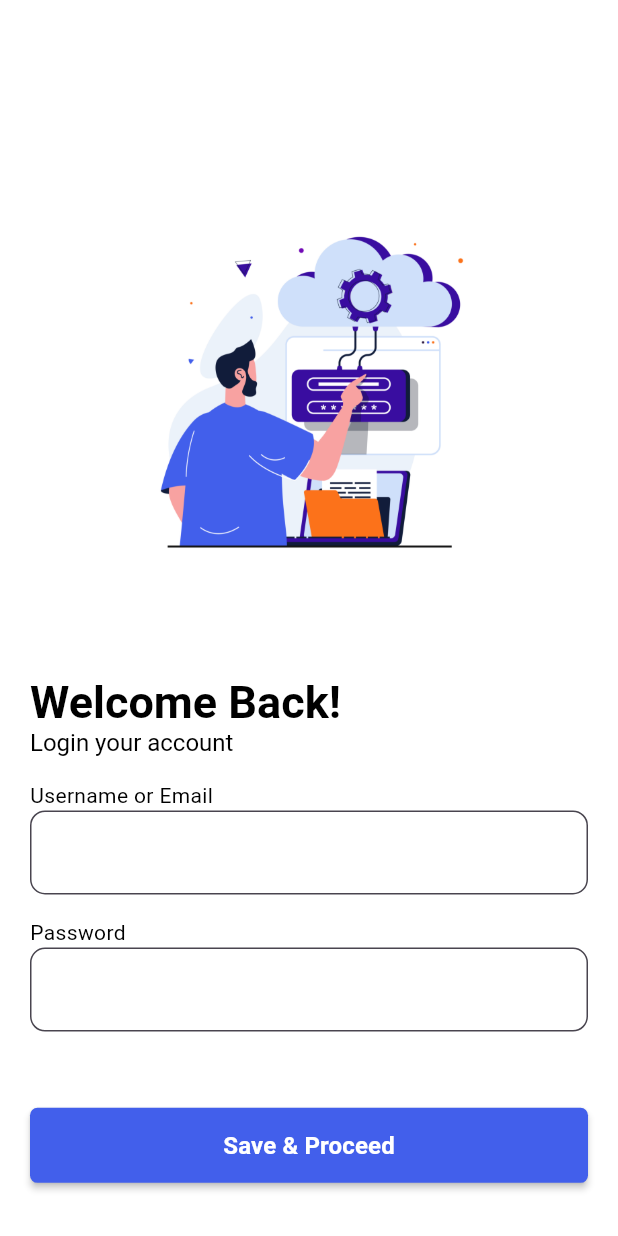
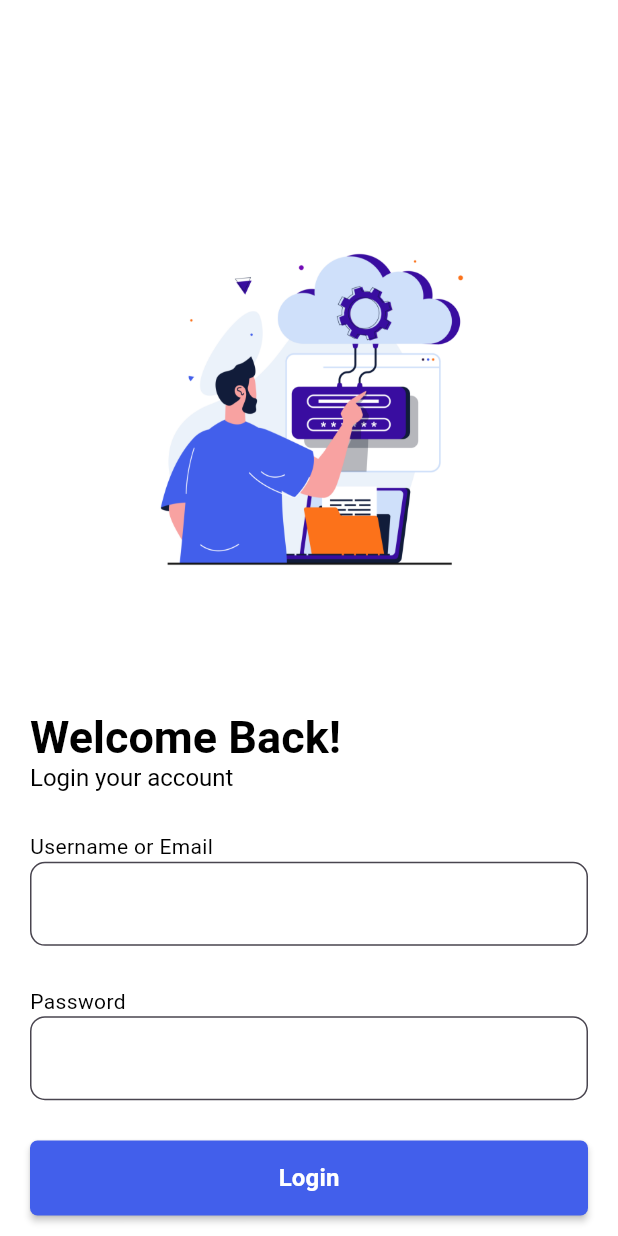
Before and after one commit to najeebnaju512/website_study, a Flutter app: the screen it shows after launch, on a phone screen of 412 x 824 dp. Run offline on Flutter 3.47's test engine with Material 3 defaults, Android fonts, the phone set to English and light mode, and no system bars; our stand-ins replace get, go_router, google_fonts, url_strategy.

Commit message:
ui login

```diff
--- a/lib/screen/students/login/login_controller.dart
+++ b/lib/screen/students/login/login_controller.dart
@@ -6,13 +6,19 @@ class LoginController extends GetxController {
 
   final mailControl = TextEditingController();
   final passControl = TextEditingController();
-  final formkey = GlobalKey<FormState>();
+  final loginValidatkey = GlobalKey<FormState>();
 
   void resetAll() {
     mailControl.clear();
     passControl.clear();
   }
+  void postLogin(){
+    if (loginValidatkey.currentState!.validate()) {
 
+    } else {
+
+    }
+  }
 }
 // ScaffoldMessenger.of(navigatorKey.currentContext!).showSnackBar(
 //         SnackBar(
--- a/lib/screen/students/login/responsive/mobile_login.dart
+++ b/lib/screen/students/login/responsive/mobile_login.dart
@@ -13,9 +13,14 @@ class LoginMobile extends StatelessWidget {
   Widget build(BuildContext context) {
     return Scaffold(
       backgroundColor: ColorTheme.white,
-      body: Padding(
-        padding:
-            const EdgeInsets.only(left: 20.0, right: 20, top: 70, bottom: 20),
+      body: Form(
+        key: controller.loginValidatkey,
+        child: SingleChildScrollView(
+          child: Padding(
+            padding: const EdgeInsets.only(left: 20.0, right: 20, top: 70, bottom: 20),
+            child: SizedBox(
+              height: MediaQuery.of(context).size.height,
+              child: Expanded(
                 child: Column(
                   mainAxisAlignment: MainAxisAlignment.spaceEvenly,
                   crossAxisAlignment: CrossAxisAlignment.start,
@@ -41,13 +46,21 @@ class LoginMobile extends StatelessWidget {
                                     size: 16, weight: FontWeight.w400))
                           ]),
                     ),
-            const LoginEntryField(
+                    LoginEntryField(
                       title: "Username or Email",
                       fontsize: 14,
+                      controller: controller.mailControl,
                     ),
-            const LoginEntryField(
+                    LoginEntryField(
                       title: "Password",
                       fontsize: 14,
+                      controller: controller.passControl,
+                      validator: (value) {
+                        if (value == null || value.isEmpty) {
+                          return "Enter Password";
+                        }
+                        return null;
+                      },
                     ),
                     // Row(
                     //   mainAxisAlignment: MainAxisAlignment.end,
@@ -63,26 +76,28 @@ class LoginMobile extends StatelessWidget {
                     //     ),
                     //   ],
                     // ),
-            const SizedBox(
-              height: 20,
-            ),
                     MaterialButton(
-              onPressed: () {},
+                      onPressed: controller.postLogin,
                       height: 50,
                       color: ColorTheme.drkBlue,
                       shape: RoundedRectangleBorder(
                           borderRadius: BorderRadius.circular(5)),
                       child: Center(
                         child: Text(
-                  "Save & Proceed",
+                          "Login",
                           style: GlTextStyles.robotoStyl(
                               size: 16,
                               weight: FontWeight.w600,
                               color: ColorTheme.white),
                         ),
                       ),
-            )
+                    ),
+                    const SizedBox(height: 30,)
                   ],
+                ),
+              ),
+            ),
+          ),
         ),
       ),
     );
--- a/lib/screen/students/login/responsive/widget/login_entry_feild.dart
+++ b/lib/screen/students/login/responsive/widget/login_entry_feild.dart
@@ -8,13 +8,13 @@ class LoginEntryField extends StatelessWidget {
     super.key,
     required this.title,
     this.controller,
-    this.validator, required this.fontsize, this.hight,
+    this.validator,
+    required this.fontsize,
   });
   final String title;
   final TextEditingController? controller;
   final FormFieldValidator<String>? validator;
   final double? fontsize;
-  final double? hight;
 
   @override
   Widget build(BuildContext context) {
@@ -27,9 +27,7 @@ class LoginEntryField extends StatelessWidget {
           style:
               GlTextStyles.robotoStyl(size: fontsize, weight: FontWeight.w400),
         ),
-        SizedBox(
-          height: hight??null,
-          child: TextFormField(
+        TextFormField(
           validator: validator,
           controller: controller,
           decoration: InputDecoration(
@@ -42,7 +40,6 @@ class LoginEntryField extends StatelessWidget {
             ),
           ),
         ),
-        ),
       ],
     );
   }
```
Also changed, not shown: lib/screen/students/login/responsive/desktop_login.dart (+23 -6 lines), lib/screen/students/login/responsive/tablet_login.dart (+24 -10 lines). Lines whose indentation alone changed are shown as unchanged.
